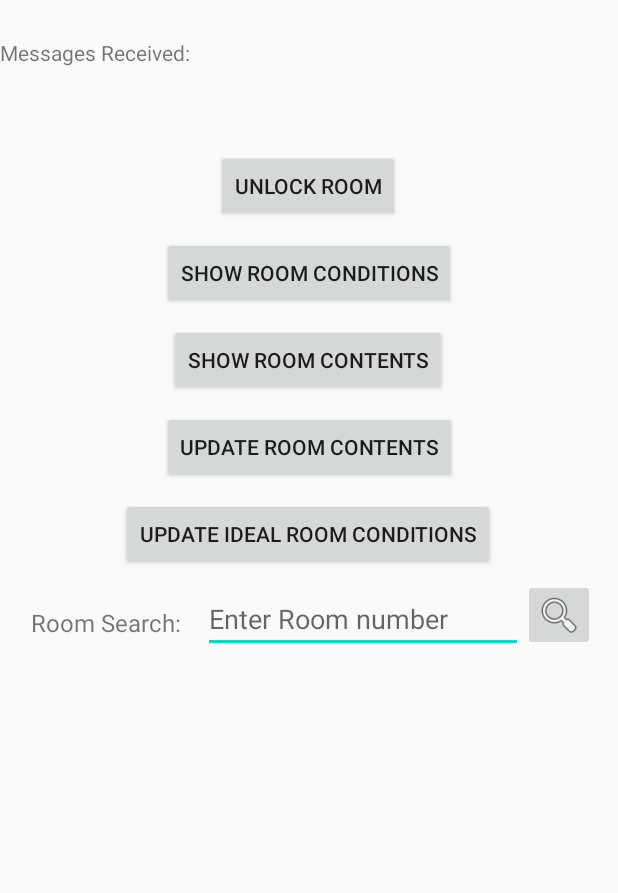
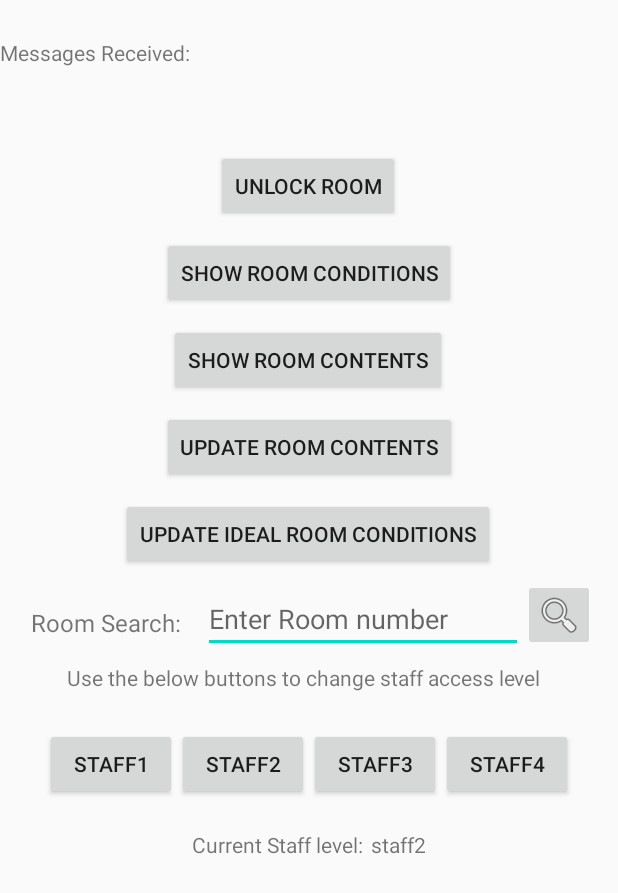
Before and after one commit to PrincessAndromeda/Mobile_computing_major_project, an Android app: the screen it shows after launch (MainActivity), on a phone screen of 412 x 824 dp. Shown: the top 893 px of the screen. Run offline under Robolectric (Android 15) with nearby library versions, the phone set to English and light mode, and no system bars.

Commit message:
"Added buttons to change staff member access level"

```diff
--- a/app/src/main/java/com/rmit/major_project/MainActivity.java
+++ b/app/src/main/java/com/rmit/major_project/MainActivity.java
@@ -39,16 +39,36 @@ public class MainActivity extends Activity
     private TextView txtReceivedMessages;
     private EditText searchbar;
     private Button searchbutton;
+    private TextView stafflvl;
 
     private NfcAdapter mNfcAdapter;
     public static myDbAdapter helper;
 
     public static int  target_door=1;
-    public static String Staff_name="staff2"; //TODO put buttons to change this
+    public static String Staff_name="staff2";
 
     private static final int UPDATE_CONDS_CODE=10;
 
-
+    public void staff1(View view)
+    {
+        Staff_name="staff1";
+        stafflvl.setText(Staff_name);
+    }
+    public void staff2(View view)
+    {
+        Staff_name="staff2";
+        stafflvl.setText(Staff_name);
+    }
+    public void staff3(View view)
+    {
+        Staff_name="staff3";
+        stafflvl.setText(Staff_name);
+    }
+    public void staff4(View view)
+    {
+        Staff_name="staff4";
+        stafflvl.setText(Staff_name);
+    }
 
     public void ScannerRequestDialogue(final String message){
 
@@ -457,9 +477,11 @@ public class MainActivity extends Activity
         helper = new myDbAdapter(this);
 
         searchbar=(EditText) findViewById(R.id.editText);
+        stafflvl=(TextView) findViewById(R.id.textView7);
 
         //Check if NFC is available on device
         mNfcAdapter = NfcAdapter.getDefaultAdapter(this);
+        stafflvl.setText(Staff_name);
         if(mNfcAdapter != null) {
             //This will refer back to createNdefMessage for what it will send
             mNfcAdapter.setNdefPushMessageCallback(this, this);
@@ -474,6 +496,7 @@ public class MainActivity extends Activity
 
 
 
+
         txtReceivedMessages = (TextView) findViewById(R.id.Text_text);//DEBUGGING
         updateTextViews();//DEBUGGING REMOVE TODO
 
--- a/app/src/main/res/layout/activity_main.xml
+++ b/app/src/main/res/layout/activity_main.xml
@@ -116,5 +116,75 @@
         app:layout_constraintStart_toEndOf="@+id/editText"
         app:layout_constraintTop_toBottomOf="@+id/button5" />
 
+    <TableRow
+        android:id="@+id/tableRow7"
+        android:layout_width="wrap_content"
+        android:layout_height="wrap_content"
+        android:layout_marginTop="50dp"
+        app:layout_constraintEnd_toEndOf="parent"
+        app:layout_constraintStart_toStartOf="parent"
+        app:layout_constraintTop_toBottomOf="@+id/editText">
+
+        <Button
+            android:id="@+id/button"
+            android:layout_width="wrap_content"
+            android:layout_height="wrap_content"
+            android:onClick="staff1"
+            android:text="Staff1" />
+
+        <Button
+            android:id="@+id/button6"
+            android:layout_width="wrap_content"
+            android:layout_height="wrap_content"
+            android:onClick="staff2"
+            android:text="Staff2" />
+
+        <Button
+            android:id="@+id/button7"
+            android:layout_width="wrap_content"
+            android:layout_height="wrap_content"
+            android:onClick="staff3"
+            android:text="Staff3" />
+
+        <Button
+            android:id="@+id/button8"
+            android:layout_width="wrap_content"
+            android:layout_height="wrap_content"
+            android:onClick="staff4"
+            android:text="Staff4" />
+    </TableRow>
+
+    <TextView
+        android:id="@+id/textView4"
+        android:layout_width="wrap_content"
+        android:layout_height="wrap_content"
+        android:layout_marginBottom="24dp"
+        android:text="Use the below buttons to change staff access level  "
+        app:layout_constraintBottom_toTopOf="@+id/tableRow7"
+        app:layout_constraintEnd_toEndOf="parent"
+        app:layout_constraintStart_toStartOf="parent" />
+
+    <TableRow
+        android:layout_width="wrap_content"
+        android:layout_height="wrap_content"
+        android:layout_marginTop="20dp"
+        app:layout_constraintEnd_toEndOf="parent"
+        app:layout_constraintStart_toStartOf="parent"
+        app:layout_constraintTop_toBottomOf="@+id/tableRow7">
+
+        <TextView
+            android:id="@+id/textView6"
+            android:layout_width="wrap_content"
+            android:layout_height="wrap_content"
+            android:paddingRight="5dp"
+            android:text="Current Staff level:" />
+
+        <TextView
+            android:id="@+id/textView7"
+            android:layout_width="wrap_content"
+            android:layout_height="wrap_content" />
+
+    </TableRow>
+
 
 </androidx.constraintlayout.widget.ConstraintLayout>
```
Also changed, not shown: 4 other files.
